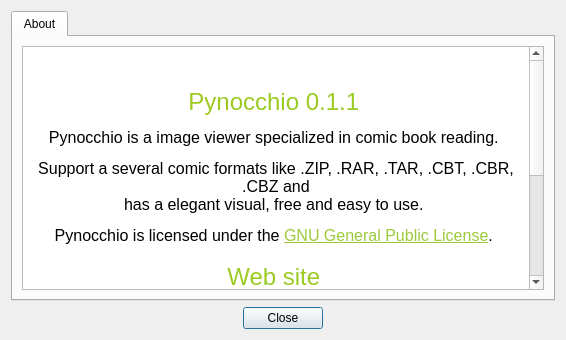
The window that forms/about_dialog.ui (mstuttgart/pynocchio) describes before a commit, drawn with Qt 5.
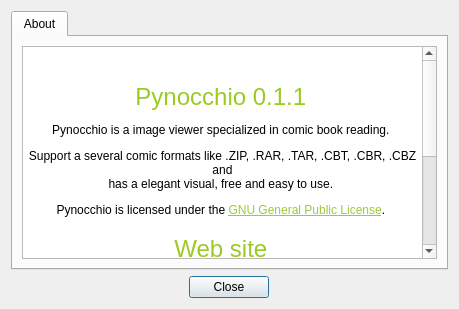
The same window after the commit. Icons and pictures are not drawn.

Diff of the .ui file:
```diff
--- a/forms/about_dialog.ui
+++ b/forms/about_dialog.ui
@@ -9,8 +9,8 @@
    <rect>
     <x>0</x>
     <y>0</y>
-    <width>566</width>
-    <height>340</height>
+    <width>459</width>
+    <height>309</height>
    </rect>
   </property>
   <property name="sizePolicy">
@@ -64,8 +64,8 @@
           <string>&lt;!DOCTYPE HTML PUBLIC &quot;-//W3C//DTD HTML 4.0//EN&quot; &quot;http://www.w3.org/TR/REC-html40/strict.dtd&quot;&gt;
 &lt;html&gt;&lt;head&gt;&lt;meta name=&quot;qrichtext&quot; content=&quot;1&quot; /&gt;&lt;style type=&quot;text/css&quot;&gt;
 p, li { white-space: pre-wrap; }
-&lt;/style&gt;&lt;/head&gt;&lt;body style=&quot; font-family:'DejaVu Sans'; font-size:12pt; font-weight:400; font-style:normal;&quot;&gt;
-&lt;p align=&quot;center&quot; style=&quot; margin-top:12px; margin-bottom:12px; margin-left:0px; margin-right:0px; -qt-block-indent:0; text-indent:0px;&quot;&gt;&lt;img src=&quot;:/icons/pynocchio_icon.png&quot; /&gt; &lt;/p&gt;
+&lt;/style&gt;&lt;/head&gt;&lt;body style=&quot; font-family:'Noto Sans'; font-size:9pt; font-weight:400; font-style:normal;&quot;&gt;
+&lt;p align=&quot;center&quot; style=&quot; margin-top:0px; margin-bottom:0px; margin-left:0px; margin-right:0px; -qt-block-indent:0; text-indent:0px;&quot;&gt;&lt;img src=&quot;:/others/pynocchio.png&quot; width=&quot;64&quot; height=&quot;64&quot; /&gt; &lt;/p&gt;
 &lt;p align=&quot;center&quot; style=&quot; margin-top:18px; margin-bottom:12px; margin-left:0px; margin-right:0px; -qt-block-indent:0; text-indent:0px;&quot;&gt;&lt;span style=&quot; font-size:xx-large; color:#9bca22;&quot;&gt;Pynocchio 0.1.1&lt;/span&gt; &lt;/p&gt;
 &lt;p align=&quot;center&quot; style=&quot; margin-top:12px; margin-bottom:12px; margin-left:0px; margin-right:0px; -qt-block-indent:0; text-indent:0px;&quot;&gt;Pynocchio is a image viewer specialized in comic book reading. &lt;/p&gt;
 &lt;p align=&quot;center&quot; style=&quot; margin-top:12px; margin-bottom:12px; margin-left:0px; margin-right:0px; -qt-block-indent:0; text-indent:0px;&quot;&gt;Support a several comic formats like .ZIP, .RAR, .TAR, .CBT, .CBR, .CBZ and &lt;br /&gt;has a elegant visual, free and easy to use. &lt;/p&gt;
@@ -73,7 +73,7 @@
 &lt;p align=&quot;center&quot; style=&quot; margin-top:18px; margin-bottom:12px; margin-left:0px; margin-right:0px; -qt-block-indent:0; text-indent:0px;&quot;&gt;&lt;span style=&quot; font-size:xx-large; color:#9bca22;&quot;&gt;Web site&lt;/span&gt; &lt;/p&gt;
 &lt;p align=&quot;center&quot; style=&quot; margin-top:12px; margin-bottom:12px; margin-left:0px; margin-right:0px; -qt-block-indent:0; text-indent:0px;&quot;&gt;&lt;a href=&quot;http://pynocchio.github.io&quot;&gt;&lt;span style=&quot; text-decoration: underline; color:#9bca3b;&quot;&gt;Pynocchio Website&lt;/span&gt;&lt;/a&gt; &lt;br /&gt;&lt;a href=&quot;https://github.com/pynocchio/pynocchio&quot;&gt;&lt;span style=&quot; text-decoration: underline; color:#9bca3b;&quot;&gt;Pynocchio Github Repository&lt;/span&gt;&lt;/a&gt; &lt;/p&gt;
 &lt;p align=&quot;center&quot; style=&quot; margin-top:18px; margin-bottom:12px; margin-left:0px; margin-right:0px; -qt-block-indent:0; text-indent:0px;&quot;&gt;&lt;span style=&quot; font-size:xx-large; color:#9bca22;&quot;&gt;Third-party resources&lt;/span&gt; &lt;/p&gt;
-&lt;p align=&quot;center&quot; style=&quot; margin-top:12px; margin-bottom:12px; margin-left:0px; margin-right:0px; -qt-block-indent:0; text-indent:0px;&quot;&gt;Pynocchio use some icons from &lt;a href=&quot;https://github.com/opengraphix/elementary3-icon-theme&quot;&gt;&lt;span style=&quot; text-decoration: underline; color:#9bca3b;&quot;&gt;Elementary Icon&lt;/span&gt;&lt;/a&gt;. &lt;/p&gt;
+&lt;p align=&quot;center&quot; style=&quot; margin-top:12px; margin-bottom:12px; margin-left:0px; margin-right:0px; -qt-block-indent:0; text-indent:0px;&quot;&gt;Pynocchio use some icons from &lt;a href=&quot;https://store.kde.org/content/show.php/elementary+USU?content=148128&quot;&gt;&lt;span style=&quot; text-decoration: underline; color:#9bca3b;&quot;&gt;Elementary USU Icon Theme&lt;/span&gt;&lt;/a&gt;. &lt;/p&gt;
 &lt;p align=&quot;center&quot; style=&quot; margin-top:18px; margin-bottom:12px; margin-left:0px; margin-right:0px; -qt-block-indent:0; text-indent:0px;&quot;&gt;&lt;span style=&quot; font-size:xx-large; color:#9bca22;&quot;&gt;Credits&lt;/span&gt; &lt;/p&gt;
 &lt;p align=&quot;center&quot; style=&quot; margin-top:12px; margin-bottom:12px; margin-left:0px; margin-right:0px; -qt-block-indent:0; text-indent:0px;&quot;&gt;Copyright(C) 2014-2016 by &lt;a href=&quot;https://github.com/mstuttgart/&quot;&gt;&lt;span style=&quot; text-decoration: underline; color:#9bca3b;&quot;&gt;Michell Stuttgart Faria&lt;/span&gt;&lt;/a&gt; &lt;/p&gt;&lt;/body&gt;&lt;/html&gt;</string>
          </property>
```
Left out of the diff: 6 changed lines with no effect on the pictures.
